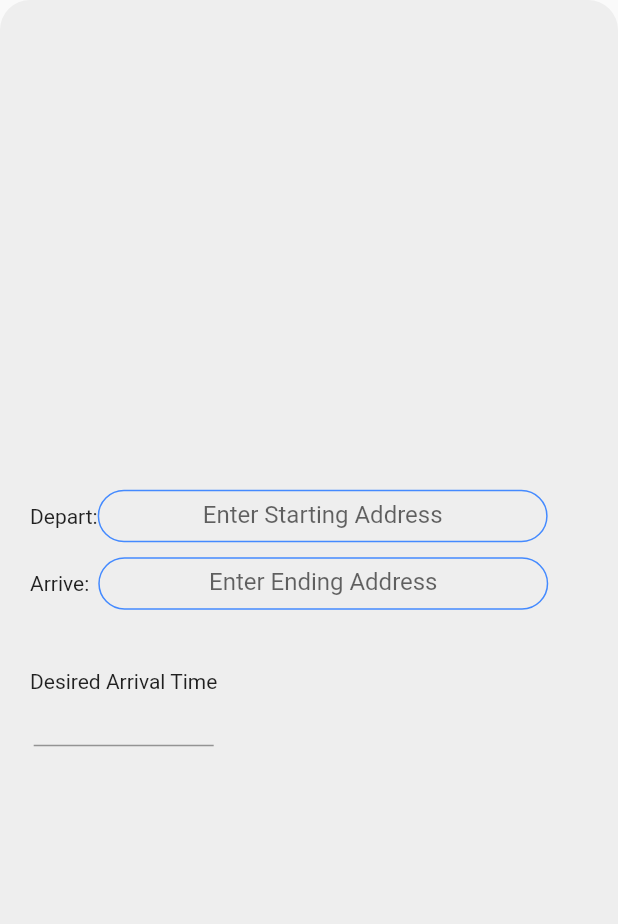
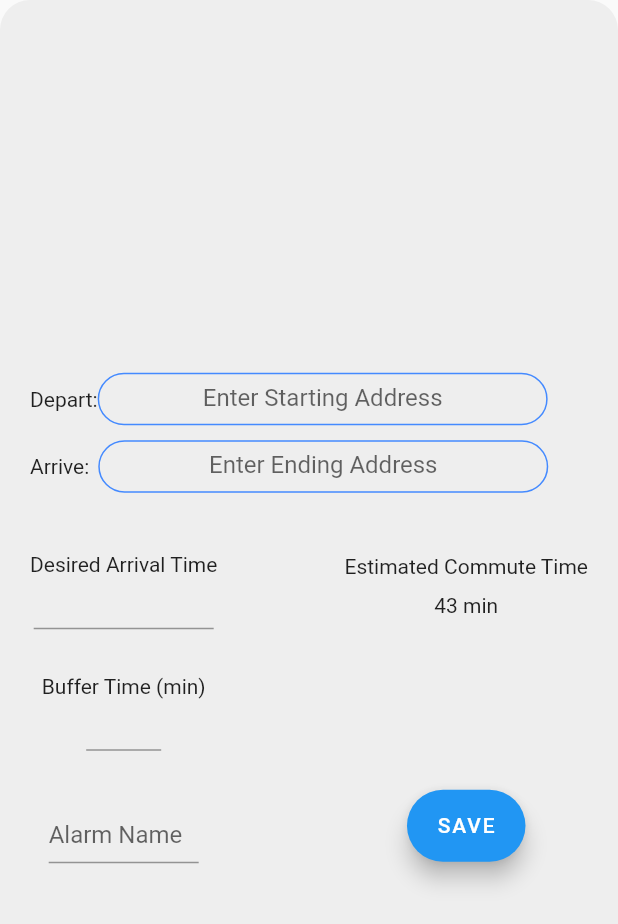
Before and after one commit to pcutter1/true_alarm_flutter, a Flutter app: the AlarmDetailScreen screen opened by its route, on a phone screen of 412 x 824 dp. Shown: the top 924 px of the screen. Run offline on Flutter 3.47's test engine with Material 2 defaults, Android fonts, the phone set to English and light mode, and no system bars; drawn by our look-alikes of datetime_picker_formfield; our stand-ins replace flutter_datetime_picker.

Commit message:
Formatted details screen sans map

```diff
--- a/lib/screens/alarm_details_screen.dart
+++ b/lib/screens/alarm_details_screen.dart
@@ -1,5 +1,6 @@
 import 'package:datetime_picker_formfield/datetime_picker_formfield.dart';
 import 'package:flutter/material.dart';
+import 'package:flutter/services.dart';
 import 'package:flutter_datetime_picker/flutter_datetime_picker.dart';
 import '../constants.dart';
 import 'package:intl/intl.dart';
@@ -68,9 +69,9 @@ class AlarmDetailScreen extends StatelessWidget {
               height: 40,
             ),
             Row(
+              mainAxisAlignment: MainAxisAlignment.spaceBetween,
               children: <Widget>[
                 Column(
-                  //TODO: Arrival time picker, buffer time picker, alarm name field
                   children: <Widget>[
                     Text('Desired Arrival Time'),
                     SizedBox(
@@ -93,28 +94,45 @@ class AlarmDetailScreen extends StatelessWidget {
                         },
                       ),
                     ),
-                    // FlatButton(
-                    //   color: Colors.grey,
-                    //   shape: RoundedRectangleBorder(
-                    //       borderRadius: BorderRadius.circular(10.0),
-                    //       side: BorderSide(color: Colors.grey[850])),
-                    //   onPressed: () {
-                    //     DatePicker.showTime12hPicker(context,
-                    //         showTitleActions: true, onChanged: (date) {
-                    //       print('change $date in time zone ' +
-                    //           date.timeZoneOffset.inHours.toString());
-                    //     }, onConfirm: (date) {
-                    //       print('confirm $date');
-                    //     }, currentTime: DateTime.now());
-                    //   },
-                    //   child: Text(
-                    //     'Select Arrival Time',
-                    //     style: TextStyle(color: Colors.white),
-                    //   ),
-                    // )
+                    SizedBox(height: 30,),
+                    Text('Buffer Time (min)'),
+                    SizedBox(
+                      height: 35,
+                      width: 50,
+                      child: TextField(
+                        textAlign: TextAlign.start,
+                        keyboardType: TextInputType.number,
+                        inputFormatters: <TextInputFormatter>[
+                          FilteringTextInputFormatter.digitsOnly
+                        ],
+                      ),
+                    ),
+                    SizedBox(
+                      height: 40,
+                    ),
+                    SizedBox(
+                      height: 35,
+                      width: 100,
+                      child: TextField(
+                        textAlign: TextAlign.start,
+                        decoration: InputDecoration(
+                          hintText: 'Alarm Name'
+                        ),
+                      ),
+                    ),
                   ],
                 ),
                 Column(
+                  children:<Widget>[
+                    Text('Estimated Commute Time'),
+                    SizedBox(height: 10,),
+                    Text('43 min'),
+                    SizedBox(height: 115,),
+                    FloatingActionButton.extended(
+                        onPressed: () {},
+                      label: Text('SAVE'),
+                    )
+                  ],
                     //TODO: estimate commute time fields, save button
                     ),
               ],
```
